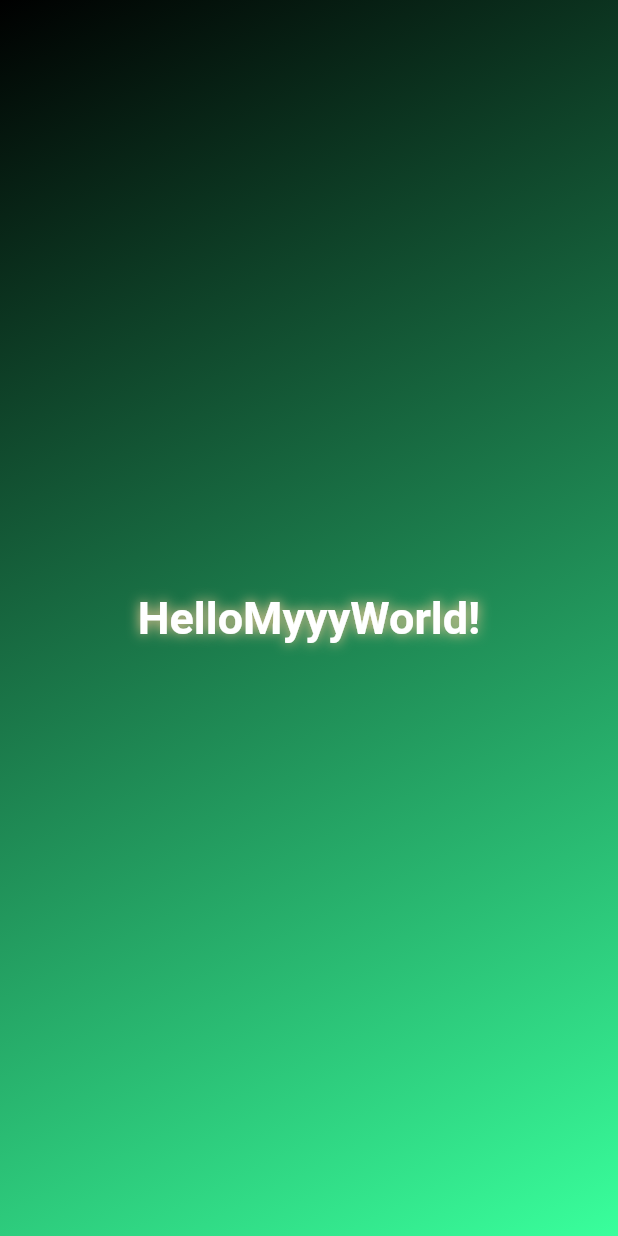
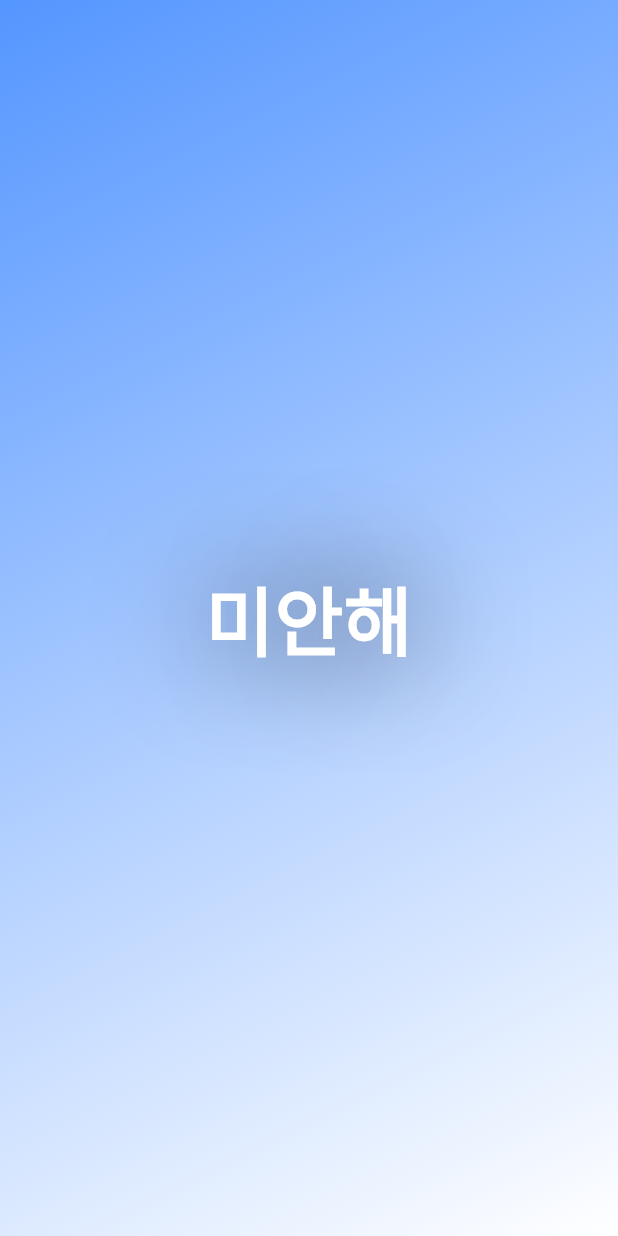
Before and after one commit to hammsik/study-flutter, a Flutter app: the screen it shows after launch, on a phone screen of 412 x 824 dp. Run offline on Flutter 3.47's test engine with Material 2 defaults, Android fonts, the phone set to English and light mode, and no system bars.

Commit message:
gradient 재사용 가능하게 연습

```diff
--- a/lib/gradient_container.dart
+++ b/lib/gradient_container.dart
@@ -7,23 +7,23 @@ const startAlignment = Alignment.topLeft;
 const endAlignment = Alignment.bottomRight;
 
 class SikGradientContainer extends StatelessWidget {
-  const SikGradientContainer({super.key});
+  final Color startColor, endColor;
+
+  const SikGradientContainer(
+      {required this.startColor, required this.endColor, super.key});
 
   @override
   Widget build(BuildContext context) {
     return Container(
-      decoration: const BoxDecoration(
+      decoration: BoxDecoration(
         gradient: LinearGradient(
-          colors: [
-            Color.fromARGB(255, 0, 0, 0),
-            Color.fromARGB(255, 57, 255, 156),
-          ],
+          colors: [startColor, endColor],
           begin: startAlignment,
           end: endAlignment,
         ),
       ),
       child: const Center(
-        child: SikStyledText("HelloMyyyWorld!"),
+        child: SikStyledText("미안해"),
       ),
     );
   }
--- a/lib/main.dart
+++ b/lib/main.dart
@@ -5,7 +5,9 @@ void main() {
   runApp(
     const MaterialApp(
       home: Scaffold(
-        body: SikGradientContainer(),
+        body: SikGradientContainer(
+            startColor: Color.fromARGB(255, 84, 150, 255),
+            endColor: Color.fromARGB(255, 255, 255, 255)),
       ),
     ),
   );
--- a/lib/styled_text.dart
+++ b/lib/styled_text.dart
@@ -10,13 +10,13 @@ class SikStyledText extends StatelessWidget {
     return Text(
       text,
       style: const TextStyle(
-        fontSize: 30,
+        fontSize: 50,
         color: Color.fromARGB(255, 255, 255, 255),
         fontWeight: FontWeight.bold,
         shadows: [
           Shadow(
-            blurRadius: 10,
-            color: Color.fromARGB(255, 255, 208, 154),
+            blurRadius: 100,
+            color: Color.fromARGB(255, 0, 0, 0),
           ),
         ],
       ),
```
